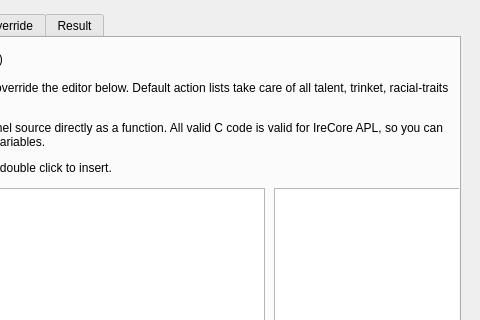
Qt form gic.ui (AeanSR/irecore) before a commit; both pictures show x 310 to 790 and y 0 to 320 of the 790 by 620 pixel window.
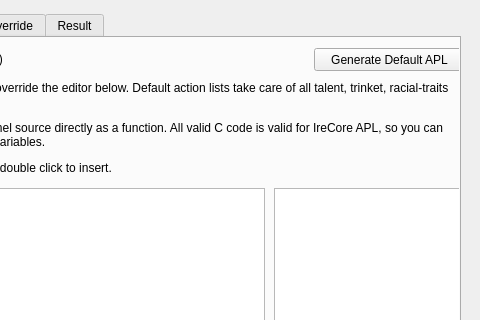
The same form after that commit. The open tabs and pages were chosen to show the change.

Commit message: Added a button to generate default APL in policy tab.

```diff
--- a/gic.ui
+++ b/gic.ui
@@ -2084,6 +2084,19 @@
           <bool>true</bool>
          </property>
         </widget>
+        <widget class="QPushButton" name="btnGenerateDefaultAPL">
+         <property name="geometry">
+          <rect>
+           <x>610</x>
+           <y>10</y>
+           <width>151</width>
+           <height>23</height>
+          </rect>
+         </property>
+         <property name="text">
+          <string>Generate Default APL</string>
+         </property>
+        </widget>
        </widget>
        <widget class="QWidget" name="tabOverride">
         <attribute name="title">
```
Left out of the diff: 2 changed lines with no effect on the pictures. The commit also changes 3 other files.
